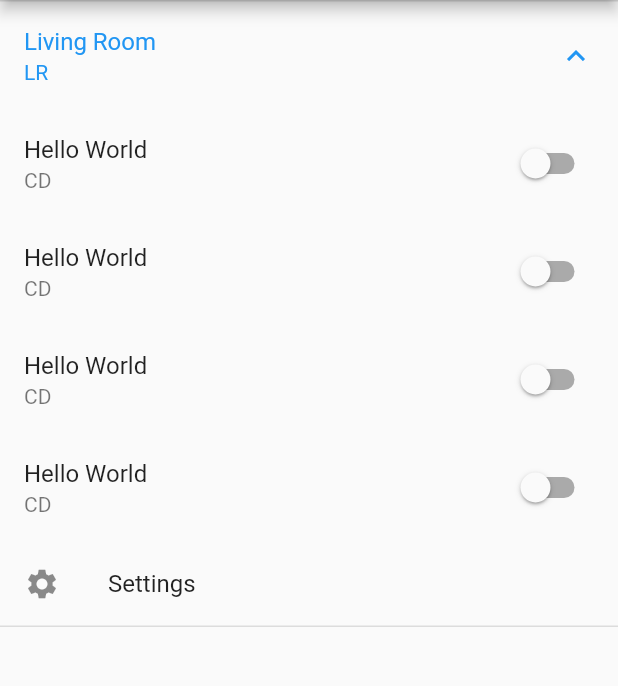
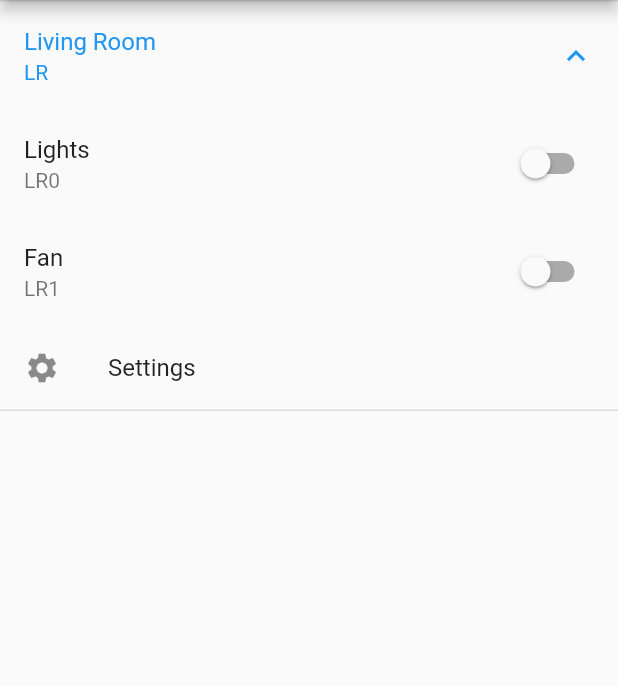
Before and after one commit to an7agon1st/lazy_app, a Flutter app: the screen it shows after launch, after a tap on "Living Room", on a phone screen of 412 x 824 dp, the part 84-770 px from its top. Run offline on Flutter 3.47's test engine with Material 2 defaults, Android fonts, the phone set to English and light mode, and no system bars; drawn by our look-alikes of animated_text_kit; our stand-ins replace firebase_core, firebase_database; accounts and stored records are empty; Roboto replaces fonts that are missing (Agne, Bobbers).

Commit message:
MVP Ready

```diff
--- a/lib/pages/HomePage.dart
+++ b/lib/pages/HomePage.dart
@@ -1,9 +1,10 @@
+import 'dart:async';
+
 import 'package:flutter/material.dart';
-import 'package:lazy_app/services/firebaseService.dart';
 import 'package:lazy_app/widgets/lazyAppBar.dart';
 import 'package:lazy_app/widgets/lazyExpansionTile.dart';
 import 'package:lazy_app/widgets/lazySwitchTile.dart';
-import 'package:provider/provider.dart';
+import 'package:firebase_database/firebase_database.dart';
 
 class HomePage extends StatelessWidget {
   @override
@@ -19,24 +20,12 @@ class HomePage extends StatelessWidget {
               roomName: 'Living Room',
               children: [
                 LazySwitchTile(
-                  name: 'Hello World',
-                  deviceCode: 'CD',
-                  fbValue: false,
+                  name: 'Lights',
+                  deviceCode: 'LR0',
                 ),
                 LazySwitchTile(
-                  name: 'Hello World',
-                  deviceCode: 'CD',
-                  fbValue: false,
-                ),
-                LazySwitchTile(
-                  name: 'Hello World',
-                  deviceCode: 'CD',
-                  fbValue: false,
-                ),
-                LazySwitchTile(
-                  name: 'Hello World',
-                  deviceCode: 'CD',
-                  fbValue: false,
+                  name: 'Fan',
+                  deviceCode: 'LR1',
                 ),
               ],
             )
--- a/lib/widgets/lazyExpansionTile.dart
+++ b/lib/widgets/lazyExpansionTile.dart
@@ -1,5 +1,4 @@
 import 'package:flutter/material.dart';
-import 'package:lazy_app/widgets/lazySwitchTile.dart';
 
 class LazyExpansionTile extends StatelessWidget {
   LazyExpansionTile({
--- a/lib/widgets/lazySwitchTile.dart
+++ b/lib/widgets/lazySwitchTile.dart
@@ -1,11 +1,15 @@
+import 'dart:async';
+
+import 'package:firebase_database/firebase_database.dart';
 import 'package:flutter/material.dart';
 
 class LazySwitchTile extends StatefulWidget {
-  LazySwitchTile(
-      {required this.name, required this.deviceCode, required this.fbValue});
+  LazySwitchTile({
+    required this.name,
+    required this.deviceCode,
+  });
   final String name;
   final String deviceCode;
-  final bool fbValue;
 
   @override
   _LazySwitchTileState createState() => _LazySwitchTileState();
@@ -14,9 +18,25 @@ class LazySwitchTile extends StatefulWidget {
 class _LazySwitchTileState extends State<LazySwitchTile> {
   bool value = false;
 
+  late DatabaseReference _dbRef;
+  late StreamSubscription<Event> _dbSubscription;
+
   @override
   void initState() {
-    this.value = widget.fbValue;
+    // TODO: BOX NUMBER from shared prefs
+    _dbRef = FirebaseDatabase.instance.reference().child('020221/LR/' + widget.deviceCode);
+    _dbRef.keepSynced(true);
+    _dbSubscription = _dbRef.onValue.listen((Event event) {
+      setState(() {
+        value = event.snapshot.value ?? false;
+      });
+    }, onError: (Object o) {
+      final DatabaseError error = o as DatabaseError;
+      setState(() {
+        this.value = !this.value;
+      });
+    });
+
     super.initState();
   }
 
@@ -26,11 +46,22 @@ class _LazySwitchTileState extends State<LazySwitchTile> {
       title: Text(widget.name),
       subtitle: Text(widget.deviceCode),
       value: this.value,
-      onChanged: (value) {
+      onChanged: (value) async {
         setState(() {
           this.value = value;
         });
+        await changeVal(this.value);
       },
     );
   }
+
+  Future<void> changeVal(bool value) async {
+    // Increment counter in transaction.
+    final TransactionResult? transactionResult =
+        await _dbRef.runTransaction((MutableData mutableData) async {
+      mutableData.value = value;
+      print('ran txn');
+      return mutableData;
+    });
+  }
 }
--- a/pubspec.yaml
+++ b/pubspec.yaml
@@ -25,6 +25,8 @@ dependencies:
     sdk: flutter
 
   firebase_core: ^1.2.0
+  firebase_database: ^7.0.0
+
   animated_text_kit: ^4.2.1
   provider: ^5.0.0
 
```
Also changed, not shown: pubspec.lock, 1 other file.
